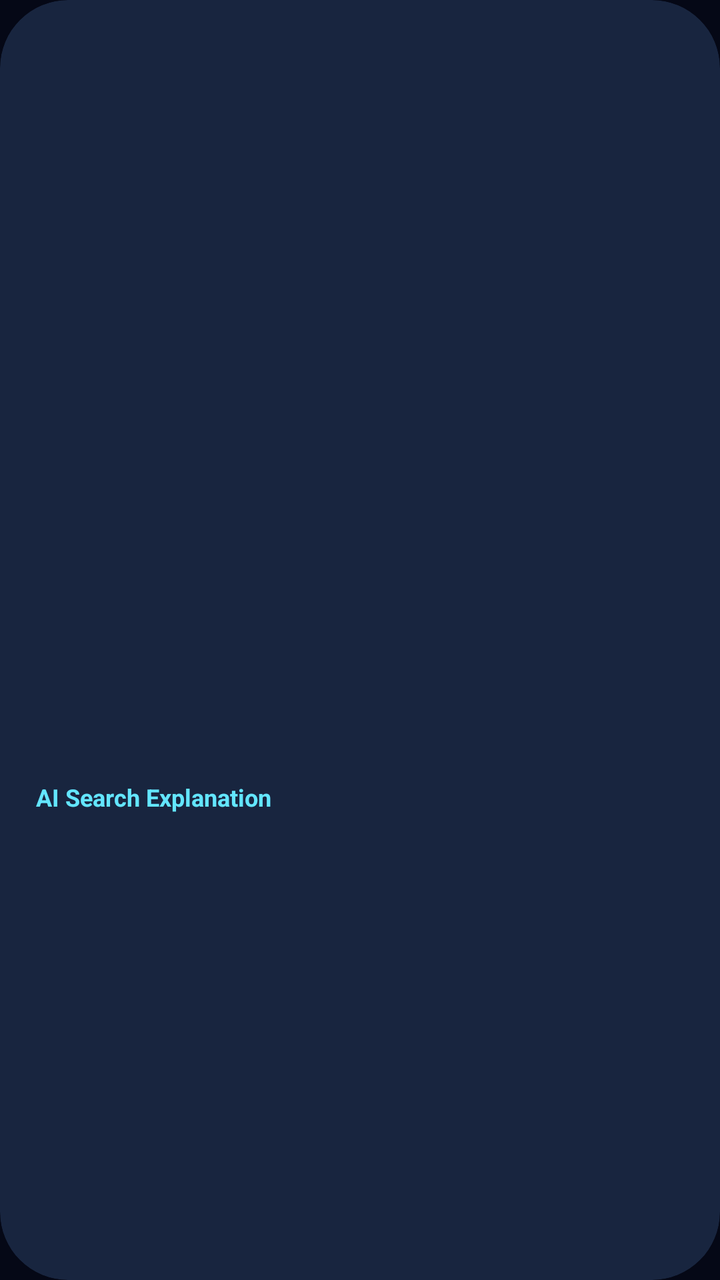
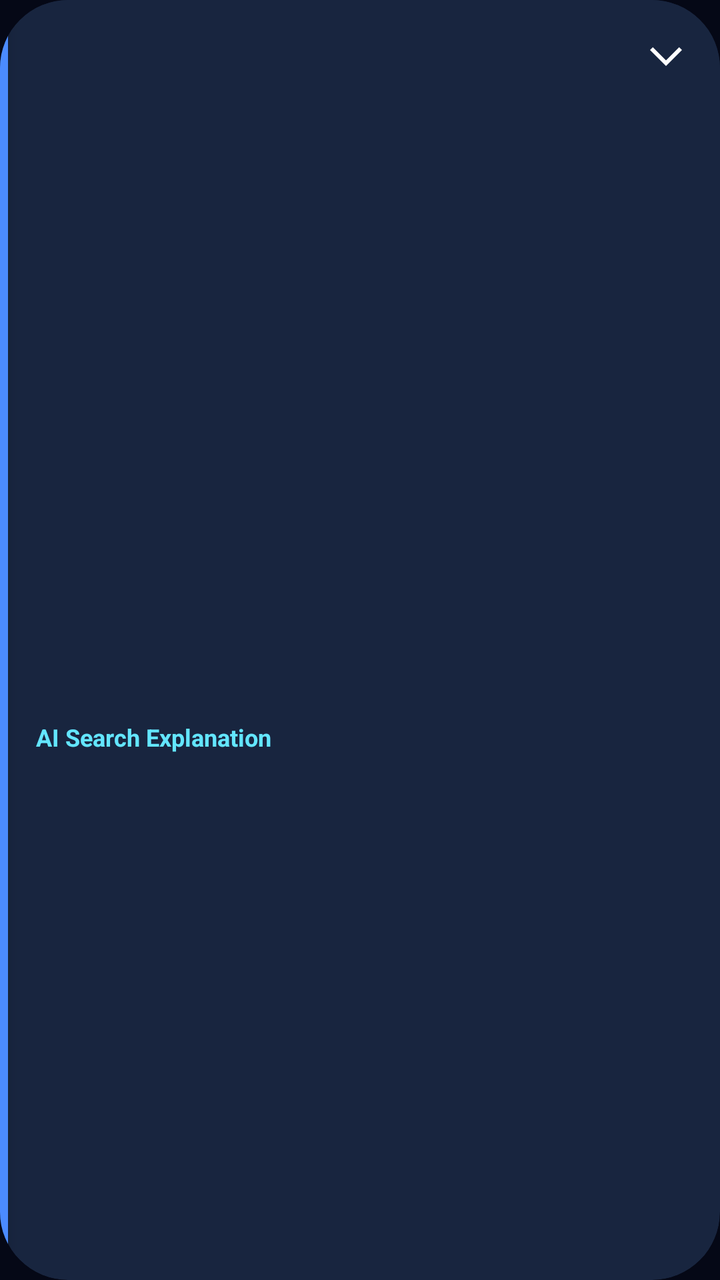

The first picture is an Android layout as it rendered before a commit; the second is the same layout after the commit. The layout source and the unified diff follow.
<!-- AndroidManifest.xml: application theme Theme.AIMemorySearch -->
<!-- res/layout/item_search_result.xml -->
<?xml version="1.0" encoding="utf-8"?>
<androidx.cardview.widget.CardView
    xmlns:android="http://schemas.android.com/apk/res/android"
    xmlns:app="http://schemas.android.com/apk/res-auto"
    android:id="@+id/resultCard"
    android:layout_width="@dimen/component_result_card_width"
    android:layout_height="@dimen/component_result_card_height"
    android:layout_margin="@dimen/spacing_16"
    app:cardCornerRadius="@dimen/component_feature_card_radius"
    app:cardElevation="@dimen/elevation_none"
    android:foreground="?attr/selectableItemBackground"
    app:cardBackgroundColor="@color/color_surface_secondary">

    <LinearLayout
        android:layout_width="match_parent"
        android:layout_height="match_parent"
        android:layout_marginBottom="@dimen/component_card_padding"
        android:orientation="vertical">

        <ImageView
            android:id="@+id/resultImage"
            android:layout_width="match_parent"
            android:layout_height="@dimen/component_result_image_height"
            android:scaleType="centerCrop"/>

        <TextView
            android:id="@+id/resultTitle"
            android:layout_width="match_parent"
            android:layout_height="wrap_content"
            android:paddingStart="@dimen/component_card_padding"
            android:paddingEnd="@dimen/component_card_padding"
            android:paddingTop="@dimen/component_card_padding"
            android:textColor="@color/color_text_primary"
            android:textSize="@dimen/text_subtitle"
            android:textStyle="bold"
            android:maxLines="1"/>

        <TextView
            android:id="@+id/resultPath"
            android:layout_width="match_parent"
            android:layout_height="wrap_content"
            android:paddingStart="@dimen/component_card_padding"
            android:paddingEnd="@dimen/component_card_padding"
            android:paddingTop="@dimen/spacing_8"
            android:textColor="@color/color_text_secondary"
            android:textSize="@dimen/text_label"
            android:maxLines="2"/>

        <LinearLayout
            android:id="@+id/snippetContainer"
            android:layout_width="match_parent"
            android:layout_height="wrap_content"
            android:orientation="vertical"
            android:layout_marginTop="@dimen/component_card_padding"
            android:paddingStart="@dimen/component_card_padding"
            android:paddingEnd="@dimen/component_card_padding"
            android:paddingTop="@dimen/component_label_gap">

            <TextView
                android:id="@+id/resultSnippetLabel"
                android:layout_width="wrap_content"
                android:layout_height="wrap_content"
                android:text="@string/result_explanation_label"
                android:textColor="@color/color_accent_secondary"
                android:textStyle="bold"
                android:textSize="@dimen/text_caption"/>

            <TextView
                android:id="@+id/resultSnippet"
                android:layout_width="match_parent"
                android:layout_height="wrap_content"
                android:layout_marginTop="@dimen/component_small_gap"
                android:maxLines="4"
                android:textColor="@color/color_text_primary"
                android:textSize="@dimen/text_caption" />

        </LinearLayout>
    </LinearLayout>

</androidx.cardview.widget.CardView>
<!-- resources referenced by this layout -->
<resources>
  <color name="color_accent_secondary">#63E6FF</color>
  <color name="color_surface_secondary">#18253F</color>
  <color name="color_text_primary">#FFFFFF</color>
  <color name="color_text_secondary">#AFC0E8</color>
  <dimen name="component_card_padding">18dp</dimen>
  <dimen name="component_feature_card_radius">34dp</dimen>
  <dimen name="component_label_gap">6dp</dimen>
  <dimen name="component_result_card_height">500dp</dimen>
  <dimen name="component_result_card_width">300dp</dimen>
  <dimen name="component_result_image_height">300dp</dimen>
  <dimen name="component_small_gap">2dp</dimen>
  <dimen name="elevation_none">0dp</dimen>
  <dimen name="spacing_16">16dp</dimen>
  <dimen name="spacing_8">8dp</dimen>
  <dimen name="text_caption">12sp</dimen>
  <dimen name="text_label">13sp</dimen>
  <dimen name="text_subtitle">17sp</dimen>
  <string name="result_explanation_label">AI Search Explanation</string>
  <color name="color_background">#050816</color>
  <color name="color_accent">#00D4FF</color>
  <color name="color_text_hint">#93A7D1</color>
  <style name="Widget.AIMemorySearch.PrimaryButton" parent="Widget.AppCompat.Button">
          <item name="android:background">@drawable/bg_primary_button</item>
          <item name="android:textColor">@color/color_text_primary</item>
          <item name="android:textSize">@dimen/text_body</item>
          <item name="android:textAllCaps">false</item>
          <item name="android:minHeight">@dimen/component_button_height</item>
          <item name="android:paddingStart">@dimen/spacing_24</item>
          <item name="android:paddingEnd">@dimen/spacing_24</item>
      </style>
  <!-- drawable bg_primary_button (drawable) -->
  <?xml version="1.0" encoding="utf-8"?>
  <ripple xmlns:android="http://schemas.android.com/apk/res/android"
      android:color="@color/color_overlay_highlight">
      <item>
          <shape android:shape="rectangle">
              <corners android:radius="@dimen/radius_medium"/>
              <gradient
                  android:angle="270"
                  android:startColor="@color/color_accent_soft"
                  android:endColor="@color/color_accent_blue"/>
          </shape>
      </item>
  </ripple>
  <dimen name="text_body">15sp</dimen>
  <dimen name="component_button_height">52dp</dimen>
  <dimen name="spacing_24">24dp</dimen>
  <color name="color_overlay_highlight">#80FFFFFF</color>
  <dimen name="radius_medium">18dp</dimen>
  <color name="color_accent_soft">#7FDBFF</color>
  <color name="color_accent_blue">#4B7BFF</color>
  <!-- unchanged entries left out for length: 1 -->
</resources>

<!-- the commit's change to res/layout/item_search_result.xml (unified diff, before → after) -->
@@ -4,77 +4,148 @@
     xmlns:app="http://schemas.android.com/apk/res-auto"
     android:id="@+id/resultCard"
     android:layout_width="@dimen/component_result_card_width"
-    android:layout_height="@dimen/component_result_card_height"
-    android:layout_margin="@dimen/spacing_16"
+    android:layout_height="match_parent"
+    android:layout_margin="@dimen/component_result_card_margin"
+    android:foreground="?attr/selectableItemBackground"
+    app:cardBackgroundColor="@color/color_surface_secondary"
     app:cardCornerRadius="@dimen/component_feature_card_radius"
-    app:cardElevation="@dimen/elevation_none"
-    android:foreground="?attr/selectableItemBackground"
-    app:cardBackgroundColor="@color/color_surface_secondary">
+    app:cardElevation="@dimen/elevation_none">
 
-    <LinearLayout
+    <FrameLayout
         android:layout_width="match_parent"
-        android:layout_height="match_parent"
-        android:layout_marginBottom="@dimen/component_card_padding"
-        android:orientation="vertical">
+        android:layout_height="match_parent">
 
-        <ImageView
-            android:id="@+id/resultImage"
+        <LinearLayout
+            android:id="@+id/resultNormalContent"
             android:layout_width="match_parent"
-            android:layout_height="@dimen/component_result_image_height"
-            android:scaleType="centerCrop"/>
+            android:layout_height="match_parent"
+            android:layout_marginBottom="@dimen/component_card_padding"
+            android:orientation="vertical">
+
+            <ImageView
+                android:id="@+id/resultImage"
+                android:layout_width="match_parent"
+                android:layout_height="@dimen/component_result_image_height"
+                android:background="@color/color_surface_secondary"
+                android:scaleType="centerCrop" />
+
+            <androidx.core.widget.NestedScrollView
+                android:layout_width="match_parent"
+                android:layout_height="@dimen/spacing_0"
+                android:layout_weight="1"
+                android:fillViewport="true"
+                android:overScrollMode="ifContentScrolls">
+
+                <LinearLayout
+                    android:layout_width="match_parent"
+                    android:layout_height="wrap_content"
+                    android:orientation="vertical">
+
+                    <TextView
+                        android:id="@+id/resultTitle"
+                        android:layout_width="match_parent"
+                        android:layout_height="wrap_content"
+                        android:maxLines="3"
+                        android:paddingStart="@dimen/component_card_padding"
+                        android:paddingTop="@dimen/spacing_8"
+                        android:paddingEnd="@dimen/component_card_padding"
+                        android:textColor="@color/color_text_primary"
+                        android:textSize="@dimen/text_subtitle"
+                        android:textStyle="bold" />
+
+                    <TextView
+                        android:id="@+id/resultPath"
+                        android:layout_width="match_parent"
+                        android:layout_height="wrap_content"
+                        android:maxLines="4"
+                        android:paddingStart="@dimen/component_card_padding"
+                        android:paddingTop="@dimen/spacing_8"
+                        android:paddingEnd="@dimen/component_card_padding"
+                        android:textColor="@color/color_text_secondary"
+                        android:textSize="@dimen/text_label" />
+
+                    <LinearLayout
+                        android:id="@+id/snippetContainer"
+                        android:layout_width="match_parent"
+                        android:layout_height="wrap_content"
+                        android:layout_marginTop="@dimen/component_card_padding"
+                        android:orientation="vertical"
+                        android:paddingStart="@dimen/component_card_padding"
+                        android:paddingTop="@dimen/component_label_gap"
+                        android:paddingEnd="@dimen/component_card_padding">
+
+                        <TextView
+                            android:layout_width="wrap_content"
+                            android:layout_height="wrap_content"
+                            android:text="@string/result_explanation_label"
+                            android:textColor="@color/color_accent_secondary"
+                            android:textSize="@dimen/text_caption"
+                            android:textStyle="bold" />
+
+                        <TextView
+                            android:id="@+id/resultSnippet"
+                            android:layout_width="match_parent"
+                            android:layout_height="wrap_content"
+                            android:layout_marginTop="@dimen/component_small_gap"
+                            android:textColor="@color/color_text_primary"
+                            android:textSize="@dimen/text_caption" />
+                    </LinearLayout>
+                </LinearLayout>
+            </androidx.core.widget.NestedScrollView>
+        </LinearLayout>
+
+        <androidx.core.widget.NestedScrollView
+            android:id="@+id/resultTechnicalScroll"
+            android:layout_width="match_parent"
+            android:layout_height="match_parent"
+            android:fillViewport="true"
+            android:clickable="true"
+            android:padding="@dimen/component_card_padding"
+            android:scrollbars="vertical"
+            android:visibility="gone">
+
+            <TextView
+                android:id="@+id/resultTechnicalText"
+                android:layout_width="match_parent"
+                android:layout_height="wrap_content"
+                android:paddingTop="@dimen/spacing_32"
+                android:textColor="@color/color_text_soft"
+                android:textIsSelectable="true"
+                android:textSize="@dimen/text_caption" />
+        </androidx.core.widget.NestedScrollView>
 
         <TextView
-            android:id="@+id/resultTitle"
-            android:layout_width="match_parent"
-            android:layout_height="wrap_content"
-            android:paddingStart="@dimen/component_card_padding"
-            android:paddingEnd="@dimen/component_card_padding"
-            android:paddingTop="@dimen/component_card_padding"
-            android:textColor="@color/color_text_primary"
-            android:textSize="@dimen/text_subtitle"
-            android:textStyle="bold"
-            android:maxLines="1"/>
+            android:id="@+id/resultSourceLabel"
+            android:layout_width="wrap_content"
+            android:layout_height="@dimen/component_icon_button_size"
+            android:layout_gravity="top|start"
+            android:layout_marginStart="@dimen/component_card_padding"
+            android:layout_marginTop="@dimen/spacing_8"
+            android:layout_marginEnd="@dimen/component_icon_button_size"
+            android:gravity="center_vertical"
+            android:maxLines="1"
+            android:textSize="@dimen/text_overline"
+            android:textStyle="bold" />
 
-        <TextView
-            android:id="@+id/resultPath"
-            android:layout_width="match_parent"
-            android:layout_height="wrap_content"
-            android:paddingStart="@dimen/component_card_padding"
-            android:paddingEnd="@dimen/component_card_padding"
-            android:paddingTop="@dimen/spacing_8"
-            android:textColor="@color/color_text_secondary"
-            android:textSize="@dimen/text_label"
-            android:maxLines="2"/>
+        <ImageButton
+            android:id="@+id/resultTechnicalToggle"
+            android:layout_width="@dimen/component_icon_button_size"
+            android:layout_height="@dimen/component_icon_button_size"
+            android:layout_gravity="top|end"
+            android:layout_margin="@dimen/spacing_8"
+            android:background="?attr/selectableItemBackgroundBorderless"
+            android:contentDescription="@string/technical_report_toggle"
+            android:padding="@dimen/spacing_8"
+            android:rotation="90"
+            android:src="@drawable/ic_chevron_right"
+            android:tint="@color/color_text_primary" />
 
-        <LinearLayout
-            android:id="@+id/snippetContainer"
-            android:layout_width="match_parent"
-            android:layout_height="wrap_content"
-            android:orientation="vertical"
-            android:layout_marginTop="@dimen/component_card_padding"
-            android:paddingStart="@dimen/component_card_padding"
-            android:paddingEnd="@dimen/component_card_padding"
-            android:paddingTop="@dimen/component_label_gap">
-
-            <TextView
-                android:id="@+id/resultSnippetLabel"
-                android:layout_width="wrap_content"
-                android:layout_height="wrap_content"
-                android:text="@string/result_explanation_label"
-                android:textColor="@color/color_accent_secondary"
-                android:textStyle="bold"
-                android:textSize="@dimen/text_caption"/>
-
-            <TextView
-                android:id="@+id/resultSnippet"
-                android:layout_width="match_parent"
-                android:layout_height="wrap_content"
-                android:layout_marginTop="@dimen/component_small_gap"
-                android:maxLines="4"
-                android:textColor="@color/color_text_primary"
-                android:textSize="@dimen/text_caption" />
-
-        </LinearLayout>
-    </LinearLayout>
-
+        <View
+            android:id="@+id/resultSourceAccent"
+            android:layout_width="@dimen/spacing_4"
+            android:layout_height="match_parent"
+            android:layout_gravity="start"
+            android:background="@color/color_source_document"
+            android:elevation="@dimen/elevation_card" />
+    </FrameLayout>
 </androidx.cardview.widget.CardView>
<!-- resource entries referenced after the edit -->
@@ -1,23 +1,43 @@
 <!-- resources referenced by this layout -->
 <resources>
   <color name="color_accent_secondary">#63E6FF</color>
+  <color name="color_source_document">#FF4B8BFF</color>
   <color name="color_surface_secondary">#18253F</color>
   <color name="color_text_primary">#FFFFFF</color>
   <color name="color_text_secondary">#AFC0E8</color>
+  <color name="color_text_soft">#C7D7F5</color>
   <dimen name="component_card_padding">18dp</dimen>
   <dimen name="component_feature_card_radius">34dp</dimen>
+  <dimen name="component_icon_button_size">38dp</dimen>
   <dimen name="component_label_gap">6dp</dimen>
-  <dimen name="component_result_card_height">500dp</dimen>
-  <dimen name="component_result_card_width">300dp</dimen>
-  <dimen name="component_result_image_height">300dp</dimen>
+  <dimen name="component_result_card_margin">12dp</dimen>
+  <dimen name="component_result_card_width">280dp</dimen>
+  <dimen name="component_result_image_height">280dp</dimen>
   <dimen name="component_small_gap">2dp</dimen>
+  <dimen name="elevation_card">6dp</dimen>
   <dimen name="elevation_none">0dp</dimen>
-  <dimen name="spacing_16">16dp</dimen>
+  <dimen name="spacing_0">0dp</dimen>
+  <dimen name="spacing_32">32dp</dimen>
+  <dimen name="spacing_4">4dp</dimen>
   <dimen name="spacing_8">8dp</dimen>
   <dimen name="text_caption">12sp</dimen>
   <dimen name="text_label">13sp</dimen>
+  <dimen name="text_overline">10sp</dimen>
   <dimen name="text_subtitle">17sp</dimen>
+  <!-- drawable ic_chevron_right (drawable) -->
+  <?xml version="1.0" encoding="utf-8"?>
+  <vector xmlns:android="http://schemas.android.com/apk/res/android"
+      android:width="@dimen/component_icon_size"
+      android:height="@dimen/component_icon_size"
+      android:viewportWidth="24"
+      android:viewportHeight="24">
+      <path
+          android:fillColor="@color/color_accent_soft"
+          android:pathData="M8.6,5.4L10,4l8,8 -8,8 -1.4,-1.4 6.6,-6.6z"/>
+  </vector>
   <string name="result_explanation_label">AI Search Explanation</string>
+  <string name="technical_report_toggle">Expand or collapse technical report</string>
+  <dimen name="component_icon_size">24dp</dimen>
   <color name="color_background">#050816</color>
   <color name="color_accent">#00D4FF</color>
   <color name="color_text_hint">#93A7D1</color>
